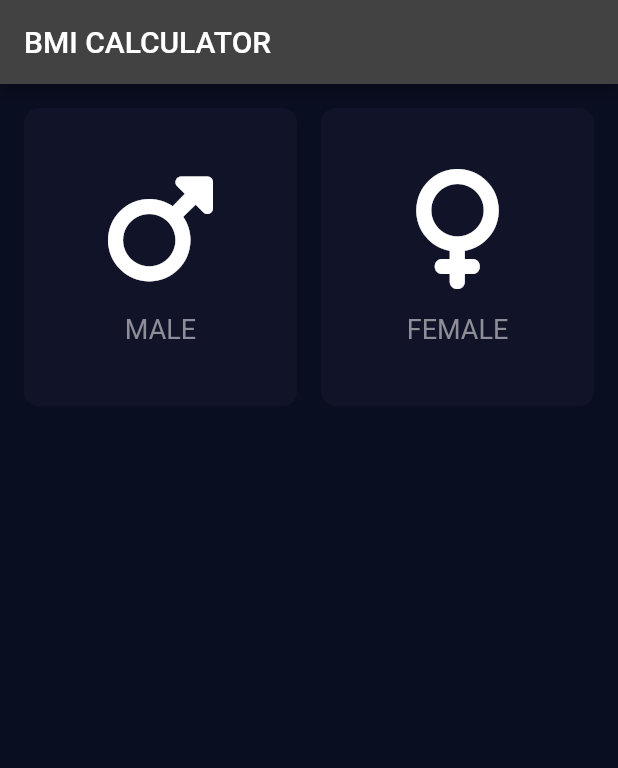
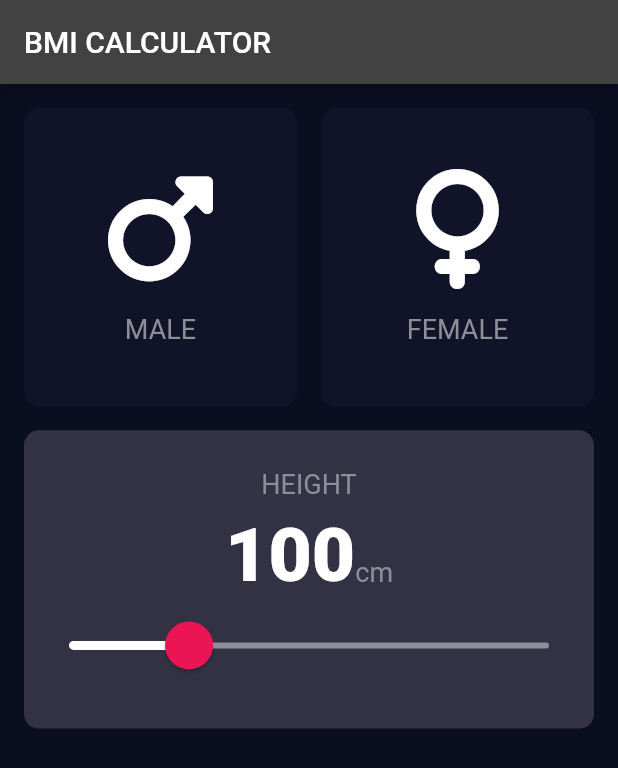
Before and after one commit to emdadul-islam439/bmi_calculator_flutter, a Flutter app: the screen it shows after launch, on a phone screen of 412 x 824 dp. Shown: the top 768 px of the screen. Run offline on Flutter 3.47's test engine with Material 2 defaults, Android fonts, the phone set to English and light mode, and no system bars; our stand-ins replace font_awesome_flutter.

Commit message:
finished creating the HEIGHT CARD [with customized themed slider!].

```diff
--- /dev/null
+++ b/lib/constants.dart
@@ -0,0 +1,22 @@
+import 'package:flutter/material.dart';
+
+const kLabelColor = 0xFF8D8E98;
+const kActiveCardColor = 0xFF1D1E33;
+const kInActiveCardColor = 0xFF111328;
+const kBottomContainerColor = 0xFFEB1555;
+const kSliderActiveColor = 0xFFEB1555;
+const kThumbActiveColor = 0xFFEB1555;
+const kThumbOverlayColor = 0x29EB1555;
+const kSliderInActiveColor = 0xFF8D8E98;
+
+const kLabelTextStyle = TextStyle(
+  fontSize: 18.0,
+  color: Color(kLabelColor),
+);
+const kNumberTextStyle = TextStyle(
+  fontSize: 50.0,
+  fontWeight: FontWeight.w900,
+);
+
+
+enum Gender { male, female, none }
--- a/lib/icon_content.dart
+++ b/lib/icon_content.dart
@@ -1,4 +1,5 @@
 import 'package:flutter/material.dart';
+import 'constants.dart';
 
 class IconContent extends StatelessWidget {
   final IconData icon;
@@ -22,10 +23,7 @@ class IconContent extends StatelessWidget {
         const SizedBox(height: 16.0),
         Text(
           label,
-          style: const TextStyle(
-            fontSize: 18.0,
-            color: Color(0xFF8D8E98),
-          ),
+          style: kLabelTextStyle,
         ),
       ],
     );
--- a/lib/input_page.dart
+++ b/lib/input_page.dart
@@ -2,12 +2,7 @@ import 'package:flutter/material.dart';
 import 'package:font_awesome_flutter/font_awesome_flutter.dart';
 import 'icon_content.dart';
 import 'input_card.dart';
-
-const activeCardColor = 0xFF1D1E33;
-const inActiveCardColor = 0xFF111328;
-const bottomContainerColor = 0xFFEB1555;
-
-enum Gender { male, female, none }
+import 'constants.dart';
 
 class InputPage extends StatefulWidget {
   const InputPage({Key? key}) : super(key: key);
@@ -18,6 +13,7 @@ class InputPage extends StatefulWidget {
 
 class _InputPageState extends State<InputPage> {
   Gender selectedGender = Gender.none;
+  int personsHeight = 100;
 
   @override
   Widget build(BuildContext context) {
@@ -45,8 +41,8 @@ class _InputPageState extends State<InputPage> {
                         label: "MALE",
                       ),
                       color: selectedGender == Gender.male
-                          ? activeCardColor
-                          : inActiveCardColor,
+                          ? kActiveCardColor
+                          : kInActiveCardColor,
                     ),
                   ),
                   Expanded(
@@ -61,8 +57,8 @@ class _InputPageState extends State<InputPage> {
                         label: "FEMALE",
                       ),
                       color: selectedGender == Gender.female
-                          ? activeCardColor
-                          : inActiveCardColor,
+                          ? kActiveCardColor
+                          : kInActiveCardColor,
                     ),
                   ),
                 ],
@@ -71,8 +67,54 @@ class _InputPageState extends State<InputPage> {
             Expanded(
               flex: 2,
               child: InputCard(
-                childWidget: const SizedBox(),
                 onPressed: () {},
+                childWidget: Column(
+                  mainAxisAlignment: MainAxisAlignment.center,
+                  children: [
+                    const Text(
+                      'HEIGHT',
+                      style: kLabelTextStyle,
+                    ),
+                    const SizedBox(height: 8.0),
+                    Row(
+                      mainAxisAlignment: MainAxisAlignment.center,
+                      crossAxisAlignment: CrossAxisAlignment.baseline,
+                      textBaseline: TextBaseline.alphabetic,
+                      children: [
+                        Text(
+                          '$personsHeight',
+                          style: kNumberTextStyle,
+                        ),
+                        const Text(
+                          'cm',
+                          style: kLabelTextStyle,
+                        ),
+                      ],
+                    ),
+                    SliderTheme(
+                      data: SliderTheme.of(context).copyWith(
+                        inactiveTrackColor: const Color(kSliderInActiveColor),
+                        activeTrackColor: Colors.white,
+                        overlayColor: const Color(kThumbOverlayColor),
+                        thumbColor: const Color(kThumbActiveColor),
+                        thumbShape: const RoundSliderThumbShape(
+                          enabledThumbRadius: 16.0,
+                        ),
+                        overlayShape: const RoundSliderOverlayShape(overlayRadius: 30.0),
+                      ),
+                      child: Slider(
+                        value: personsHeight.toDouble(),
+                        min: 50.0,
+                        max: 250.0,
+                        onChanged: (double newValue) {
+                          setState(() {
+                            personsHeight = newValue.round();
+                          });
+                        },
+                      ),
+                    ),
+                  ],
+                ),
               ),
             ),
             Expanded(
```
